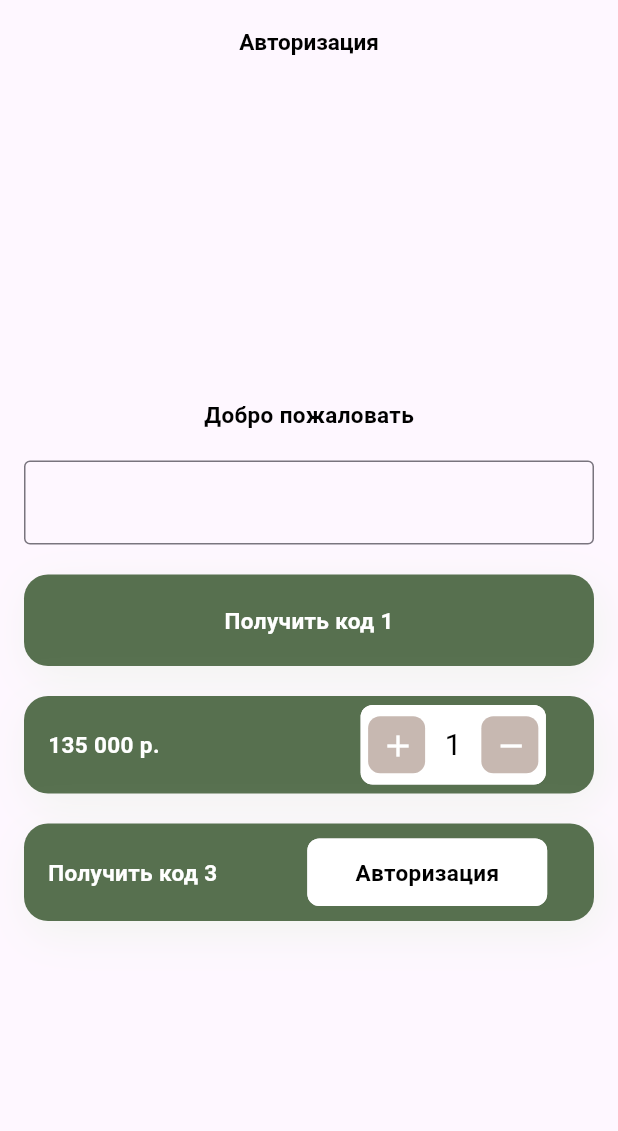
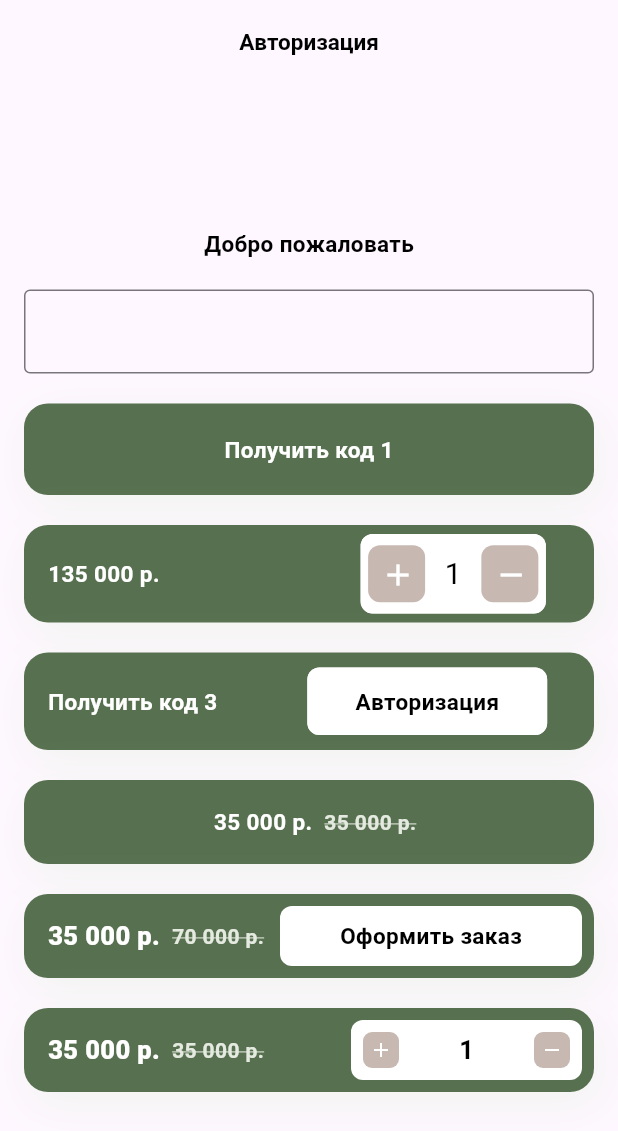
Before and after one commit to rytener/flowerApp, a Flutter app: the screen it shows after launch, on a phone screen of 412 x 824 dp. Shown: the top 1131 px of the screen. Run offline on Flutter 3.47's test engine with Material 3 defaults, Android fonts, the phone set to English and light mode, and no system bars; Roboto replaces fonts that are missing (Lato-Bold).

Commit message:
Code from lesson 27 Feb 2024

```diff
--- a/lib/screens/autorization_screen.dart
+++ b/lib/screens/autorization_screen.dart
@@ -1,9 +1,12 @@
+import 'package:flutter/material.dart';
 import 'package:lilar_test_app/screens/home_screen.dart';
 
+import '../ui/buttons/base_button.dart';
+import '../ui/buttons/counter_button.dart';
+import '../ui/buttons/text_base_button.dart';
 import 'buttons/buttons.dart';
-import 'package:flutter/material.dart';
+import 'product_card_screeen.dart';
 import 'strings.dart';
-import 'product_card_screeen.dart';
 
 class LoginPage extends StatelessWidget {
   const LoginPage({super.key});
@@ -59,7 +62,8 @@ class LoginPage extends StatelessWidget {
                       builder: (BuildContext context) => ProductCard(),
                     ),
                   );
-                },text: AppStrings.productCost,
+                },
+                text: AppStrings.productCost,
                 onDecrement: () {},
                 onIncrement: () {},
               ),
@@ -82,6 +86,26 @@ class LoginPage extends StatelessWidget {
                 text: AppStrings.thirdButton,
                 minitext: AppStrings.autharization,
               ),
+              const SizedBox(height: 20),
+              BaseButton(
+                title: '35 000 p.',
+                subtitle: '35 000 p.',
+                useBoldTittle: false,
+                onPressed: () {},
+              ),
+              const SizedBox(height: 20),
+              TextBaseButton(
+                title: '35 000 p.',
+                subtitle: '70 000 p.',
+                onPressed: () {},
+                buttonText: 'Оформить заказ',
+              ),
+              const SizedBox(height: 20),
+              CounterButton(
+                title: '35 000 p.',
+                subtitle: '35 000 p.',
+                onPressed: () {},
+              ),
             ],
           ),
         ),
--- /dev/null
+++ b/lib/ui/buttons/base_button.dart
@@ -0,0 +1,96 @@
+import 'package:flutter/material.dart';
+
+import '../../screens/components.dart';
+
+class BaseButton extends StatelessWidget {
+  final VoidCallback onPressed;
+  final String title;
+  final String? subtitle;
+  final bool useBoldTittle;
+  final Widget? child;
+
+  const BaseButton({
+    required this.title,
+    required this.onPressed,
+    this.useBoldTittle = true,
+    this.subtitle,
+    this.child,
+    super.key,
+  });
+
+  @override
+  Widget build(BuildContext context) {
+    return InkWell(
+      onTap: onPressed,
+      child: Container(
+        height: 56,
+        decoration: BoxDecoration(
+          boxShadow: const [
+            BoxShadow(
+              color: AppColor.buttonShadow,
+              spreadRadius: 0,
+              blurRadius: 24,
+              offset: Offset(4, 8),
+            ),
+          ],
+          color: AppColor.mainLightGreen,
+          borderRadius: BorderRadius.circular(16),
+        ),
+        child: Padding(
+          padding: const EdgeInsets.all(8.0),
+          child: Row(
+            mainAxisAlignment: MainAxisAlignment.center,
+            children: [
+              Row(
+                mainAxisSize: MainAxisSize.min,
+                children: [
+                  Padding(
+                    padding: const EdgeInsets.symmetric(horizontal: 8.0),
+                    child: Text(
+                      title,
+                      style: useBoldTittle
+                          ? const TextStyle(
+                              fontFamily: 'Lato-Bold',
+                              fontWeight: FontWeight.w800,
+                              fontSize: 17.0,
+                              color: Colors.white,
+                            )
+                          : const TextStyle(
+                              fontFamily: 'Lato-Bold',
+                              fontWeight: FontWeight.w700,
+                              fontSize: 15.0,
+                              color: Colors.white,
+                            ),
+                    ),
+                  ),
+                  if (subtitle != null)
+                    Text(
+                      subtitle!,
+                      style: const TextStyle(
+                        fontFamily: 'Lato-Bold',
+                        fontWeight: FontWeight.w600,
+                        fontSize: 14.0,
+                        color: AppColor.color12,
+                        decoration: TextDecoration.lineThrough,
+                        decorationColor: AppColor.color12,
+                      ),
+                    ),
+                ],
+              ),
+              if (child != null) ...[
+                const Spacer(),
+                DecoratedBox(
+                  decoration: BoxDecoration(
+                    borderRadius: BorderRadius.circular(8),
+                    color: Colors.white,
+                  ),
+                  child: child,
+                )
+              ],
+            ],
+          ),
+        ),
+      ),
+    );
+  }
+}
--- /dev/null
+++ b/lib/ui/buttons/counter_button.dart
@@ -0,0 +1,107 @@
+import 'dart:math';
+
+import 'package:flutter/material.dart';
+import 'package:lilar_test_app/ui/buttons/base_button.dart';
+
+import '../../screens/components.dart';
+
+class CounterButton extends StatefulWidget {
+  final String title;
+  final VoidCallback onPressed;
+  final String? subtitle;
+
+  const CounterButton({
+    required this.title,
+    required this.onPressed,
+    this.subtitle,
+    super.key,
+  });
+
+  @override
+  State<StatefulWidget> createState() => CounterButtonState();
+}
+
+class CounterButtonState extends State<CounterButton> {
+  static const _minValue = 1;
+
+  int counter = _minValue;
+
+  void _add() {
+    setState(() {
+      counter++;
+    });
+  }
+
+  void _remove() {
+    setState(() {
+      counter = max(_minValue, --counter);
+    });
+  }
+
+  @override
+  Widget build(BuildContext context) {
+    return BaseButton(
+      title: widget.title,
+      subtitle: widget.subtitle,
+      onPressed: widget.onPressed,
+      child: Padding(
+        padding: const EdgeInsets.all(8.0),
+        child: Row(
+          mainAxisSize: MainAxisSize.min,
+          children: [
+            _IconContainer(
+              Icons.add,
+              _add,
+            ),
+            Padding(
+              padding: const EdgeInsets.symmetric(horizontal: 40.0),
+              child: Text(
+                counter.toString(),
+                style: const TextStyle(
+                  fontFamily: 'Lato-Bold',
+                  fontWeight: FontWeight.w600,
+                  fontSize: 17.0,
+                  color: Colors.black,
+                ),
+              ),
+            ),
+            _IconContainer(
+              Icons.remove,
+              _remove,
+            ),
+          ],
+        ),
+      ),
+    );
+  }
+}
+
+class _IconContainer extends StatelessWidget {
+  final IconData icon;
+  final VoidCallback onTap;
+
+  const _IconContainer(
+    this.icon,
+    this.onTap,
+  );
+
+  @override
+  Widget build(BuildContext context) {
+    return GestureDetector(
+      onTap: onTap,
+      child: Container(
+        height: 24,
+        width: 24,
+        decoration: BoxDecoration(
+          borderRadius: BorderRadius.circular(6),
+          color: AppColor.color3,
+        ),
+        child: Icon(
+          icon,
+          size: 16,
+          color: Colors.white,
+        ),
+      ),
+    );
+  }
+}
--- /dev/null
+++ b/lib/ui/buttons/text_base_button.dart
@@ -0,0 +1,46 @@
+import 'package:flutter/material.dart';
+
+import 'base_button.dart';
+
+class TextBaseButton extends StatelessWidget {
+  final VoidCallback onPressed;
+  final String title;
+  final String buttonText;
+  final String? subtitle;
+
+  const TextBaseButton({
+    required this.title,
+    required this.buttonText,
+    required this.onPressed,
+    this.subtitle,
+    super.key,
+  });
+
+  @override
+  Widget build(BuildContext context) {
+    return BaseButton(
+      title: title,
+      subtitle: subtitle,
+      onPressed: onPressed,
+      child: Padding(
+        padding: const EdgeInsets.symmetric(horizontal: 40.0),
+        child: Column(
+          mainAxisAlignment: MainAxisAlignment.center,
+          children: [
+            Text(
+              buttonText,
+              overflow: TextOverflow.ellipsis,
+              softWrap: true,
+              style: const TextStyle(
+                fontFamily: 'Lato-Bold',
+                fontWeight: FontWeight.w700,
+                fontSize: 15.0,
+                color: Colors.black,
+              ),
+            ),
+          ],
+        ),
+      ),
+    );
+  }
+}
```
